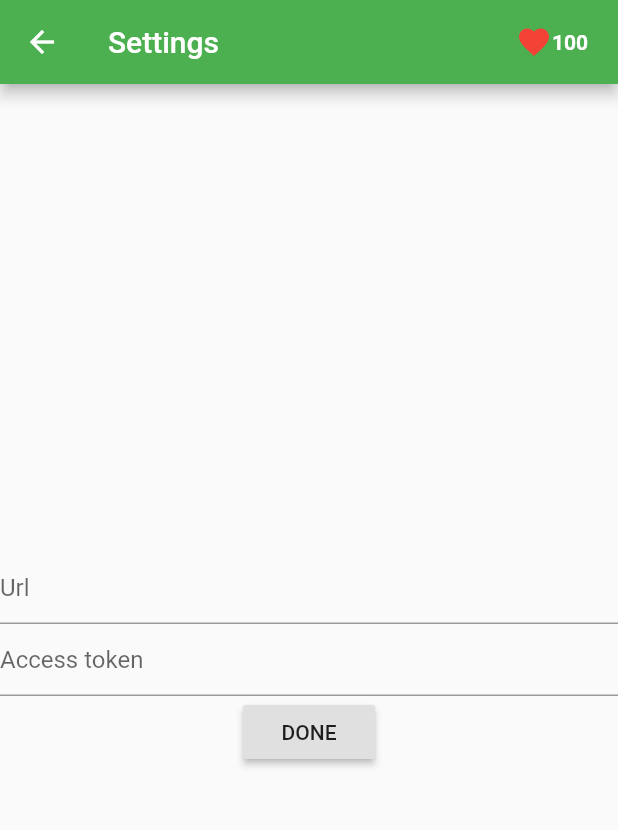
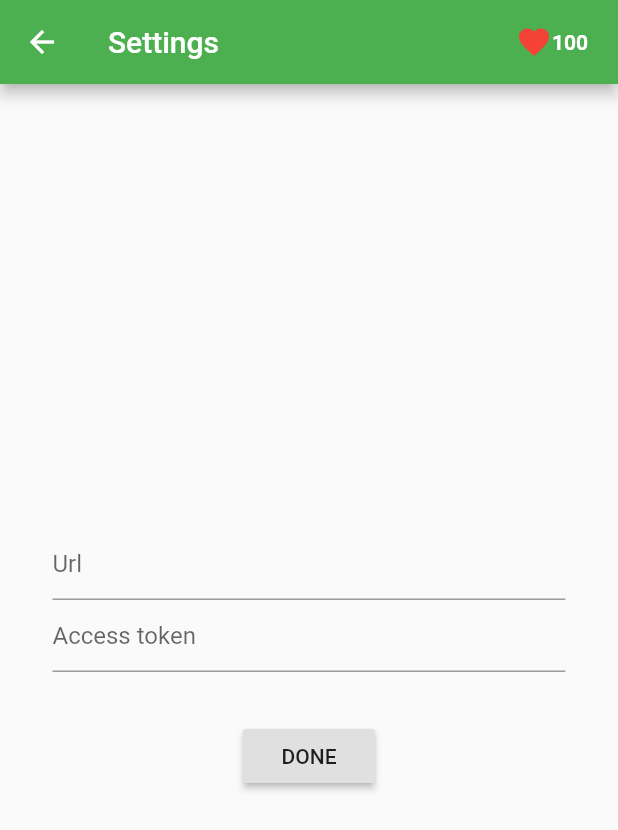
Before and after one commit to johncallahan/quiznoob-flutter, a Flutter app: the screen it shows after launch, after a tap on the "settings" icon, on a phone screen of 412 x 824 dp. Shown: the top 830 px of the screen. Run offline on Flutter 3.47's test engine with Material 2 defaults, Android fonts, the phone set to English and light mode, and no system bars; our stand-ins replace shared_preferences.

Commit message:
spacing on settings and question pages

```diff
--- a/lib/AppSettings.dart
+++ b/lib/AppSettings.dart
@@ -56,6 +56,7 @@ class _AppSettingsState extends State<AppSettings> {
         ]
       ),
       body: new Container(
+        padding: const EdgeInsets.all(35.0),
         child: new Center(
           child: new Column(
 	    mainAxisAlignment: MainAxisAlignment.center,
@@ -72,6 +73,8 @@ class _AppSettingsState extends State<AppSettings> {
 	          hintText: 'Access token',
 	        ),
 	      ),
+	      new Text("    "),
+	      new Text("    "),
 	      new RaisedButton(
 	        onPressed: () {
 		  _setSharedPreferences();
--- a/lib/QuestionPage.dart
+++ b/lib/QuestionPage.dart
@@ -199,7 +199,7 @@ class QuestionPageState extends State<QuestionPage> {
 		        _makeAttempt();
 		        }),
                     new Text("Click to check your answer"),
-                    new Text("===")]
+                    new Text("   ")]
 		) : new Column(
 		  children: <Widget>[
 		    new IconButton(
@@ -207,8 +207,8 @@ class QuestionPageState extends State<QuestionPage> {
 		      tooltip: 'Answer the question, please',
 		      iconSize: 70.0
 		      ),
-                    new Text("==="),
-                    new Text("===")]
+                    new Text("   "),
+                    new Text("   ")]
 		)
               ]
 	    )
```
